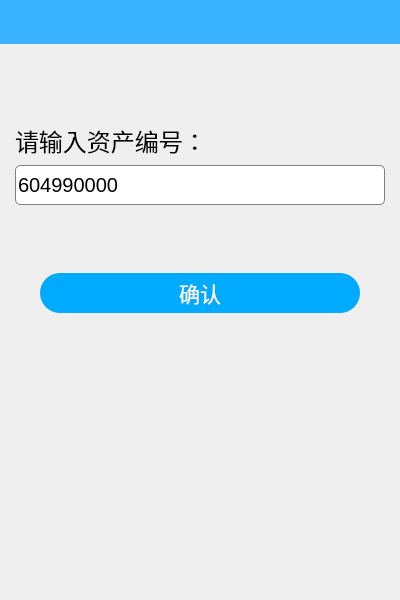
The window that pages/AssetQuery.ui (wps139hf/app) describes before a commit, drawn with Qt 5.
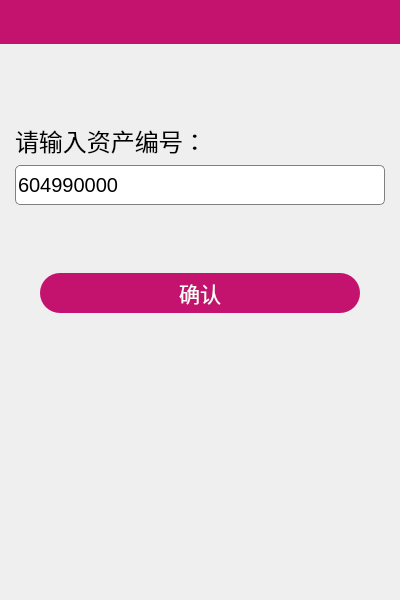
The same window after the commit. Custom widgets are drawn as their Qt base class.

```diff
--- a/pages/AssetQuery.ui
+++ b/pages/AssetQuery.ui
@@ -35,7 +35,7 @@
       </size>
      </property>
      <property name="styleSheet">
-      <string notr="true">background-color: rgb(57, 179, 255);</string>
+      <string notr="true">background-color: rgb(196, 19, 111);</string>
      </property>
     </widget>
    </item>
@@ -165,7 +165,7 @@
        <property name="styleSheet">
         <string notr="true">QPushButton{
     border: none;
-	background-color: rgb(0, 170, 255);
+	background-color: rgb(196, 19, 111);
 	color: white;   
 	border-radius: 20px;                        
 }
```
